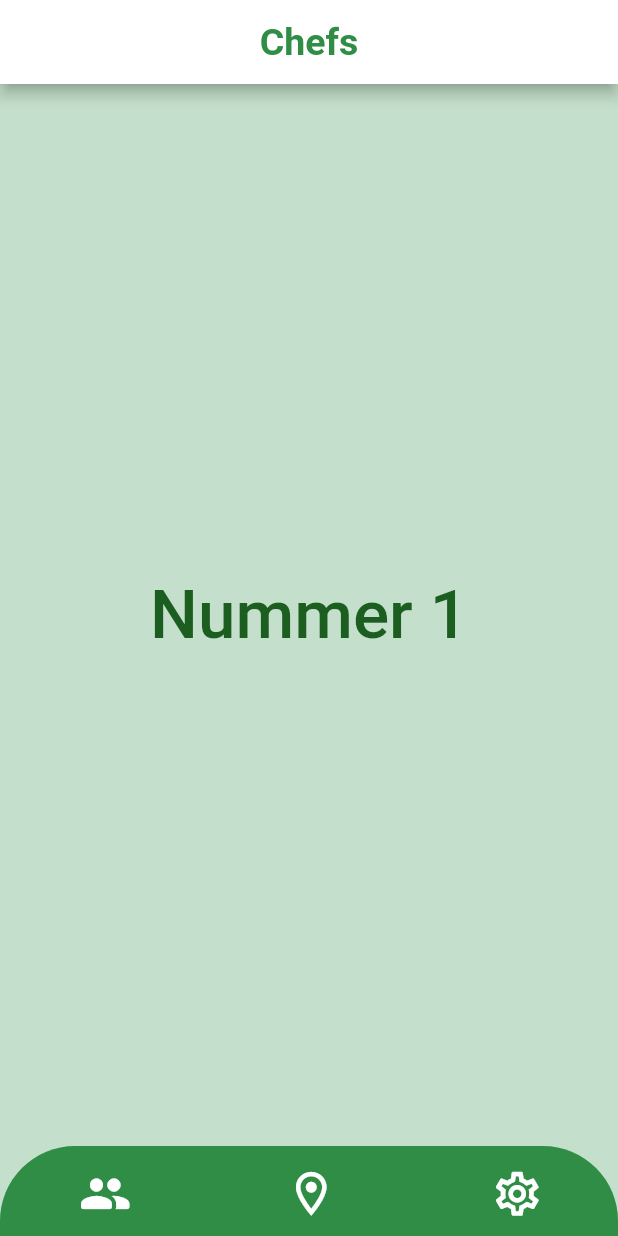
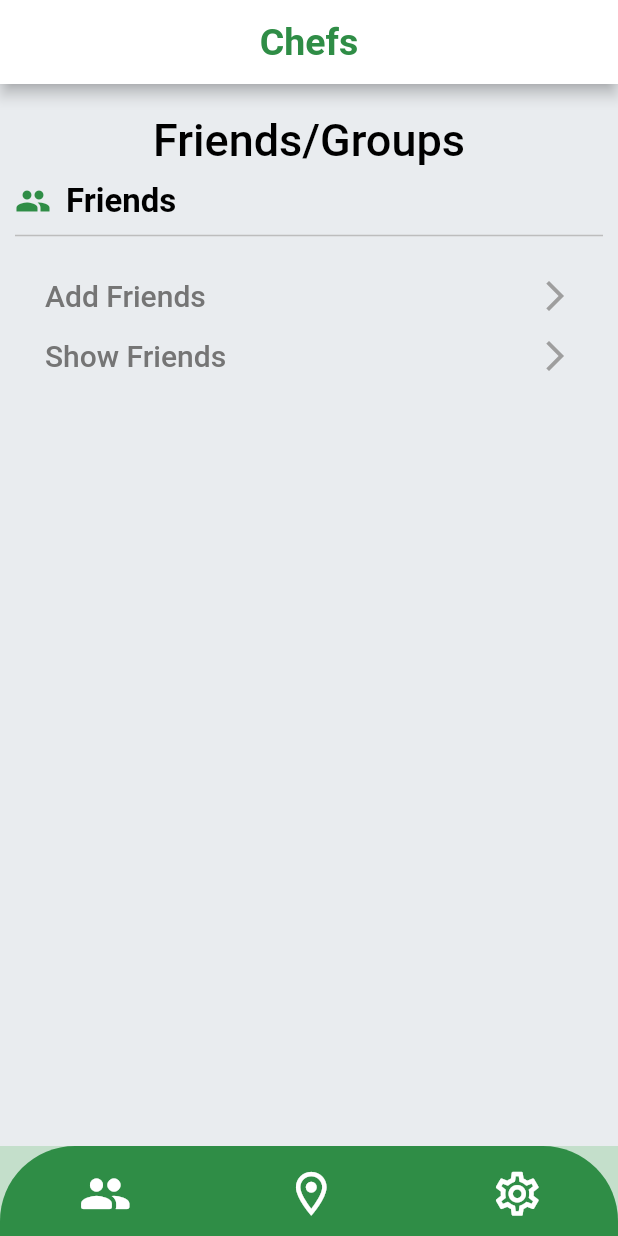
Before and after one commit to Sehenswurdigkeiten-Projekt/Sehenswuerdigkeiten, a Flutter app: the HomePage screen opened directly, on a phone screen of 412 x 824 dp. Run offline on Flutter 3.47's test engine with Material 2 defaults, Android fonts, the phone set to English and light mode, and no system bars; our stand-ins replace convert, flutter_map, latlong, latlong2, location, rflutter_alert; missing offline and left inert: flutter_launcher_icons, mapbox_gl.

Commit message:
Friend Page :boom:

```diff
--- /dev/null
+++ b/lib/addFriendScreen.dart
@@ -0,0 +1,176 @@
+import 'dart:convert';
+
+import 'package:flutter/cupertino.dart';
+import 'package:flutter/material.dart';
+import 'package:flutter/rendering.dart';
+import 'package:flutter/services.dart';
+
+class MyFriendsWidget extends StatefulWidget {
+  MyFriendsWidget({Key? key}) : super(key: key);
+
+
+  @override
+  State<MyFriendsWidget> createState() => _MyFriendsWidget();
+}
+
+class _MyFriendsWidget extends State<MyFriendsWidget> {
+  @override
+  Widget build(BuildContext context) {
+    return Container(
+      color: Color(0xffe9ecef),
+      padding: const EdgeInsets.all(10),
+      child: ListView(
+        children: <Widget>[
+          Container(
+            alignment: Alignment.center,
+            padding: const EdgeInsets.fromLTRB(10, 10, 10, 10),
+            child: const Text(
+              'Friends/Groups',
+              style: TextStyle(
+                  color: Colors.black,
+                  fontWeight: FontWeight.w500,
+                  fontSize: 30),//
+            ),
+          ),
+          Row(
+              children: const [
+                Icon(
+                  Icons.people,
+                  color: Color(0xff2F8D46),
+                ),
+                SizedBox(width: 10),
+                Text(
+                    "Friends",
+                    style: TextStyle(
+                      fontSize: 22,
+                      fontWeight: FontWeight.bold,
+                      color: Colors.black,
+                    ))
+              ]
+          ),
+          Divider(height: 20, thickness: 1, color: Colors.grey[400]),
+          SizedBox(height: 10),
+          buildFriendOptionAdd(context, "Add Friends"),
+          buildFriendOptionShow(context, "Show Friends"),
+          SizedBox(height: 40),
+        ]
+      )
+    );
+  }
+
+  GestureDetector buildFriendOptionAdd(BuildContext context, String title){
+    return GestureDetector(
+      onTap: (){
+        showDialog(context: context, builder: (BuildContext context){
+          return AlertDialog(
+            title: Text(title),
+            content: Column(
+              mainAxisSize: MainAxisSize.min,
+              children: [
+                TextField(
+                  autofocus: false,
+                  cursorColor: const Color(0xff9a9a9a),
+                  //maxLength: 20,
+
+                  inputFormatters: <TextInputFormatter>[
+                    FilteringTextInputFormatter.allow(RegExp('[A-Za-zÀÁÅÆÇÈÉÊËÌÍÎÏÐÑÒÓÔÕÖØÙÚÛÜÝÞßàáâãäåæçèéêëìíîïðñòóôõöøùúûüýþÿÆÐƎƏƐƔĲŊŒẞÞǷȜæðǝəɛɣĳŋœĸſßþƿȝĄƁÇĐƊĘĦĮƘŁØƠŞȘŢȚŦŲƯY̨Ƴąɓçđɗęħįƙłøơşșţțŧųưy̨ƴÁÀÂÄǍĂĀÃÅǺĄÆǼǢƁĆĊĈČÇĎḌĐƊÐÉÈĖÊËĚĔĒĘẸƎƏƐĠĜǦĞĢƔáàâäǎăāãåǻąæǽǣɓćċĉčçďḍđɗðéèėêëěĕēęẹǝəɛġĝǧğģɣĤḤĦIÍÌİÎÏǏĬĪĨĮỊĲĴĶƘĹĻŁĽĿʼNŃN̈ŇÑŅŊÓÒÔÖǑŎŌÕŐỌØǾƠŒĥḥħıíìiîïǐĭīĩįịĳĵķƙĸĺļłľŀŉńn̈ňñņŋóòôöǒŏōõőọøǿơœŔŘŖŚŜŠŞȘṢẞŤŢṬŦÞÚÙÛÜǓŬŪŨŰŮŲỤƯẂẀŴẄǷÝỲŶŸȲỸƳŹŻŽẒŕřŗſśŝšşșṣßťţṭŧþúùûüǔŭūũűůųụưẃẁŵẅƿýỳŷÿȳỹƴźżžẓ0-9_.-]')),
+                    //FilteringTextInputFormatter.allow(RegExp('[A-Za-zÀÁÅÆÇÈÉÊËÌÍÎÏÐÑÒÓÔÕÖØÙÚÛÜÝÞßàáâãäåæçèéêëìíîïðñòóôõöøùúûüýþÿÆÐƎƏƐƔĲŊŒẞÞǷȜæðǝəɛɣĳŋœĸſßþƿȝĄƁÇĐƊĘĦĮƘŁØƠŞȘŢȚŦŲƯY̨Ƴąɓçđɗęħįƙłøơşșţțŧųưy̨ƴÁÀÂÄǍĂĀÃÅǺĄÆǼǢƁĆĊĈČÇĎḌĐƊÐÉÈĖÊËĚĔĒĘẸƎƏƐĠĜǦĞĢƔáàâäǎăāãåǻąæǽǣɓćċĉčçďḍđɗðéèėêëěĕēęẹǝəɛġĝǧğģɣĤḤĦIÍÌİÎÏǏĬĪĨĮỊĲĴĶƘĹĻŁĽĿʼNŃN̈ŇÑŅŊÓÒÔÖǑŎŌÕŐỌØǾƠŒĥḥħıíìiîïǐĭīĩįịĳĵķƙĸĺļłľŀŉńn̈ňñņŋóòôöǒŏōõőọøǿơœŔŘŖŚŜŠŞȘṢẞŤŢṬŦÞÚÙÛÜǓŬŪŨŰŮŲỤƯẂẀŴẄǷÝỲŶŸȲỸƳŹŻŽẒŕřŗſśŝšşșṣßťţṭŧþúùûüǔŭūũűůųụưẃẁŵẅƿýỳŷÿȳỹƴźżžẓ0-9_.-]')),
+                  ],
+
+                  decoration: const InputDecoration(
+                    suffixIcon: Icon(
+                      Icons.add,
+                      color: Color(0xff9a9a9a),
+                    ),
+                    enabledBorder: UnderlineInputBorder(
+                      borderSide: BorderSide(color: Color(0xff2F8D46)),
+                    ),
+                    focusedBorder: UnderlineInputBorder(
+                      borderSide: BorderSide(color: Color(0xff2F8D46)),
+                    ),
+                    labelText: 'Password',
+                    labelStyle: TextStyle(
+                      color: Color(0xff9a9a9a),
+                    ),
+                  ),
+                ),
+                Text("Option 2")
+              ],
+            ),
+            actions: [
+              TextButton(
+                  onPressed: (){
+                    Navigator.of(context).pop();
+                  },
+                  child: const Text(
+                      "Close",
+                      style: TextStyle(
+                        color: Color(0xff2F8D46),
+                      ))
+              )
+            ],
+          );
+        });
+      },
+      child: Padding(
+        padding: const EdgeInsets.symmetric(vertical: 8, horizontal: 20),
+        child: Row(
+          mainAxisAlignment: MainAxisAlignment.spaceBetween,
+          children: [
+            Text(title, style: TextStyle(
+                fontSize: 20,
+                fontWeight: FontWeight.w500,
+                color: Colors.grey[600]
+            )),
+            Icon(Icons.arrow_forward_ios, color: Colors.grey)
+          ],
+        ),
+      ),
+    );
+  }
+
+  GestureDetector buildFriendOptionShow(BuildContext context, String title){
+    return GestureDetector(
+      onTap: (){
+        showDialog(context: context, builder: (BuildContext context){
+          return AlertDialog(
+            title: Text(title),
+            content: Column(
+              mainAxisSize: MainAxisSize.min,
+              children: const [
+                Text("Option 1"),
+                Text("Option 2")
+              ],
+            ),
+            actions: [
+              TextButton(
+                  onPressed: (){
+                    Navigator.of(context).pop();
+                  },
+                  child: const Text(
+                      "Close",
+                      style: TextStyle(
+                        color: Color(0xff2F8D46),
+                      ))
+              ),
+            ],
+          );
+        });
+      },
+      child: Padding(
+        padding: const EdgeInsets.symmetric(vertical: 8, horizontal: 20),
+        child: Row(
+          mainAxisAlignment: MainAxisAlignment.spaceBetween,
+          children: [
+            Text(title, style: TextStyle(
+                fontSize: 20,
+                fontWeight: FontWeight.w500,
+                color: Colors.grey[600]
+            )),
+            Icon(Icons.arrow_forward_ios, color: Colors.grey)
+          ],
+        ),
+      ),
+    );
+  }
+}
--- a/lib/mainstrukturwebseite.dart
+++ b/lib/mainstrukturwebseite.dart
@@ -1,6 +1,7 @@
 import 'dart:async';
 import 'package:flutter/material.dart';
 import 'package:mapbox_gl/mapbox_gl.dart';
+import 'package:untitled/addFriendScreen.dart';
 import 'package:untitled/settingScreen.dart'; import 'locationstuff.dart';
 
 
@@ -36,7 +37,7 @@ class _HomePageState extends State<HomePage> {
   int pageIndex = 0;
 
   final pages = [
-    const Page1(),
+    MyFriendsWidget(),
     Page2(),
     MySettingWidget(),
   ];
```
